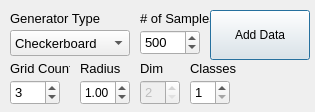
Before: the Qt Designer form MLDemos/datagenerator.ui in b4silio/MLDemos, drawn with Qt 5.
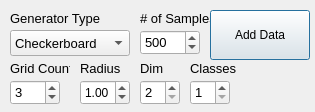
After: the same form once the commit is applied.

```diff
--- a/MLDemos/datagenerator.ui
+++ b/MLDemos/datagenerator.ui
@@ -91,7 +91,7 @@
   </widget>
   <widget class="QSpinBox" name="dimSpin">
    <property name="enabled">
-    <bool>false</bool>
+    <bool>true</bool>
    </property>
    <property name="geometry">
     <rect>
```
Left out of the diff: 7 changed lines with no effect on the pictures.
